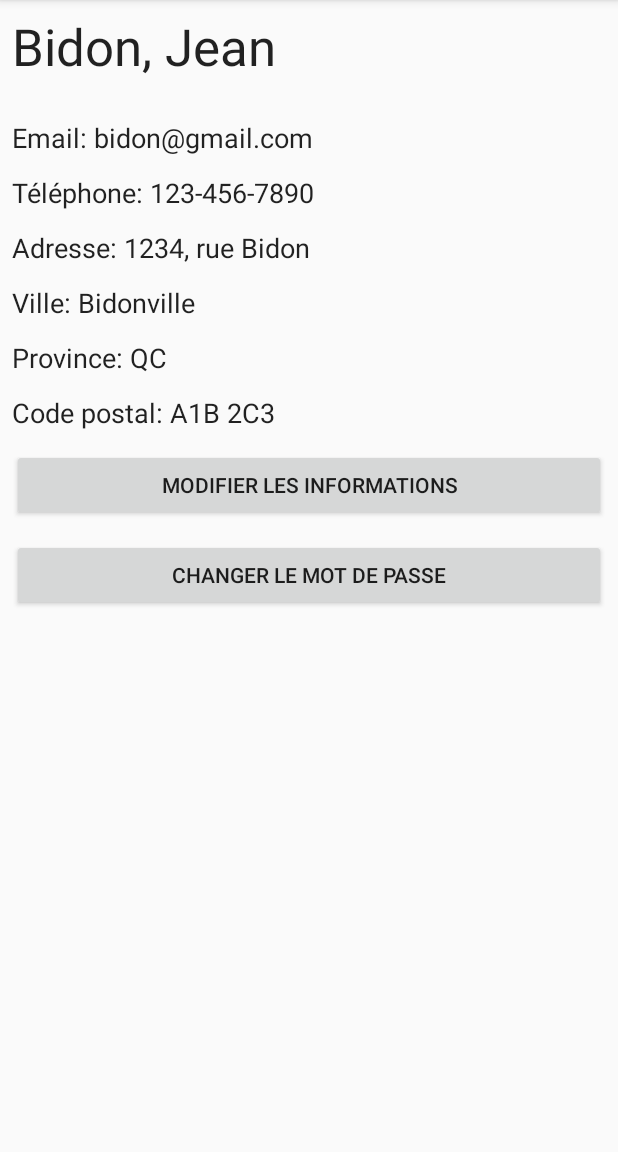
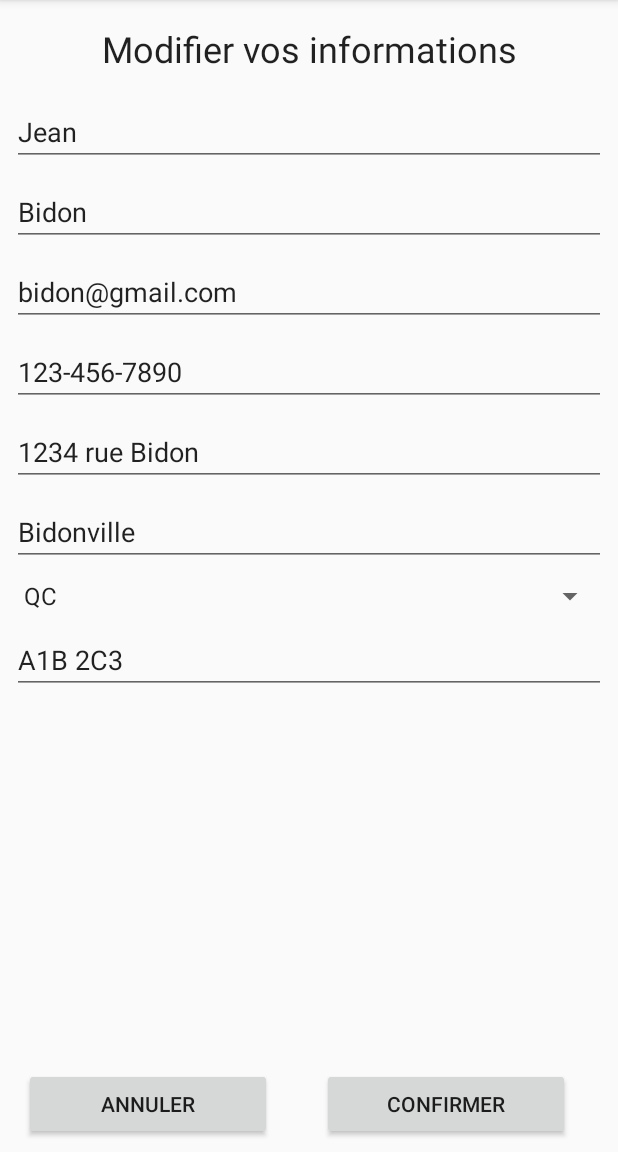
Before and after one commit to Hayen03/Spectacle, an Android app: the fragment ProfilFragment placed in its activity, after a tap on "MODIFIER LES INFORMATIONS", on a phone screen of 412 x 824 dp, the part 84-1236 px from its top. Run offline under Robolectric (Android 15) with nearby library versions, the phone set to English and light mode, and no system bars; 1 statement that could not run was skipped.

Commit message:
Modification information

```diff
--- a/app/src/main/java/hayen/spectacle/activities/CalendrierActivity.java
+++ b/app/src/main/java/hayen/spectacle/activities/CalendrierActivity.java
@@ -22,6 +22,7 @@ import hayen.spectacle.fragments.CalendrierFragment;
 import hayen.spectacle.fragments.ChangerMdpFragment;
 import hayen.spectacle.fragments.FicheFragment;
 import hayen.spectacle.fragments.InfoFragment;
+import hayen.spectacle.fragments.ModifierInfoFragment;
 import hayen.spectacle.fragments.ProfilFragment;
 import hayen.spectacle.fragments.RechercheFragment;
 import hayen.spectacle.fragments.ReservationFragment;
@@ -35,7 +36,8 @@ public class CalendrierActivity
                     ReservationFragment.OnFragmentInteractionListener,
                     NavigationView.OnNavigationItemSelectedListener,
                     ChangerMdpFragment.OnFragmentInteractionListener,
-                    FicheFragment.OnFragmentInteractionListener
+                    FicheFragment.OnFragmentInteractionListener,
+                    ModifierInfoFragment.OnFragmentInteractionListener
 {
 
     private DrawerLayout drawer;
--- /dev/null
+++ b/app/src/main/java/hayen/spectacle/fragments/ModifierInfoFragment.java
@@ -0,0 +1,212 @@
+package hayen.spectacle.fragments;
+
+import android.content.Context;
+import android.content.DialogInterface;
+import android.net.Uri;
+import android.os.Bundle;
+import android.app.Fragment;
+import android.util.Log;
+import android.view.LayoutInflater;
+import android.view.View;
+import android.view.ViewGroup;
+import android.widget.ArrayAdapter;
+import android.widget.Button;
+import android.widget.EditText;
+import android.widget.Spinner;
+
+import hayen.spectacle.R;
+import hayen.spectacle.activities.CalendrierActivity;
+import hayen.spectacle.data.dao.DatabaseHelper;
+import hayen.spectacle.data.data.Adresse;
+import hayen.spectacle.data.data.Utilisateur;
+import hayen.spectacle.util.Constant;
+import hayen.spectacle.util.Util;
+
+/**
+ * A simple {@link Fragment} subclass.
+ * Activities that contain this fragment must implement the
+ * {@link ModifierInfoFragment.OnFragmentInteractionListener} interface
+ * to handle interaction events.
+ * Use the {@link ModifierInfoFragment#newInstance} factory method to
+ * create an instance of this fragment.
+ */
+public class ModifierInfoFragment extends Fragment {
+
+    private OnFragmentInteractionListener mListener;
+
+    private EditText nomET, prenomET, emailET, phoneET, adrET, villeET, codeET;
+    private Spinner provinceSpin;
+
+    public ModifierInfoFragment() {
+        // Required empty public constructor
+    }
+
+    public static ModifierInfoFragment newInstance(){
+        return new ModifierInfoFragment();
+    }
+
+    @Override
+    public void onCreate(Bundle savedInstanceState) {
+        super.onCreate(savedInstanceState);
+    }
+
+    @Override
+    public View onCreateView(LayoutInflater inflater, ViewGroup container, Bundle savedInstanceState) {
+        View view = inflater.inflate(R.layout.fragment_modifier_info, container, false);
+
+        // 1. trouver les champs d'editions
+        nomET = view.findViewById(R.id.nomEditText);
+        prenomET = view.findViewById(R.id.prenomEditText);
+        emailET = view.findViewById(R.id.emailEditText);
+        phoneET = view.findViewById(R.id.phoneEditText);
+        adrET = view.findViewById(R.id.adresseEditText);
+        villeET = view.findViewById(R.id.villeEditText);
+        codeET = view.findViewById(R.id.codeEditText);
+        provinceSpin = view.findViewById(R.id.provinceSpinner);
+
+        // 2. Obtenir l'utilisateur et son adresse
+        final CalendrierActivity activity = (CalendrierActivity) getActivity();
+        final Utilisateur user = activity.getCurrentUser();
+        final Adresse adresse;
+        if (user.getId() >= 0)
+            adresse = DatabaseHelper.getInstance(activity).getAdresseById(user.getAdresseId());
+        else
+            adresse = Adresse.bidon;
+
+        // 3. initialiser les champs
+        nomET.setText(user.getNom());
+        prenomET.setText(user.getPrenom());
+        emailET.setText(user.getCourriel());
+        phoneET.setText(user.getTelephone());
+        adrET.setText(String.format("%d %s", adresse.getNumero(), adresse.getRue()));
+        villeET.setText(adresse.getVille());
+        codeET.setText(adresse.getCodePostal());
+        ArrayAdapter<CharSequence> adapter = ArrayAdapter.createFromResource(activity,
+                R.array.provinces_array, android.R.layout.simple_spinner_item);
+        adapter.setDropDownViewResource(android.R.layout.simple_spinner_dropdown_item);
+        provinceSpin.setAdapter(adapter);
+        provinceSpin.setSelection(adapter.getPosition(adresse.getProvince()));
+
+        // 4. Creer les actions des boutons
+        ((Button) view.findViewById(R.id.annulerButton)).setOnClickListener(new View.OnClickListener() {
+            @Override
+            public void onClick(View v) {
+                activity.restore();
+            }
+        });
+        ((Button) view.findViewById(R.id.confirmerButton)).setOnClickListener(new View.OnClickListener() {
+            @Override
+            public void onClick(View v) {
+                // 4.1 prendre toute les entrees
+                String  nom_str = nomET.getText().toString(),
+                        prenom_str = prenomET.getText().toString(),
+                        email_str = emailET.getText().toString(),
+                        phone_str = phoneET.getText().toString(),
+                        adr_str = adrET.getText().toString(),
+                        ville_str = villeET.getText().toString(),
+                        code_str = codeET.getText().toString(),
+                        province_str = provinceSpin.getSelectedItem().toString();
+
+                // 4.2 Verifier les entrees et retourner un message d'erreur si necessaire
+                // 4.2.1 email dans le bon format (regex trouve sur internet http://emailregex.com
+                if (!email_str.matches("(?:[a-z0-9!#$%&'*+/=?^_`{|}~-]+(?:\\.[a-z0-9!#$%&'*+/=?^_`{|}~-]+)*|\"(?:[\\x01-\\x08\\x0b\\x0c\\x0e-\\x1f\\x21\\x23-\\x5b\\x5d-\\x7f]|\\\\[\\x01-\\x09\\x0b\\x0c\\x0e-\\x7f])*\")@(?:(?:[a-z0-9](?:[a-z0-9-]*[a-z0-9])?\\.)+[a-z0-9](?:[a-z0-9-]*[a-z0-9])?|\\[(?:(?:25[0-5]|2[0-4][0-9]|[01]?[0-9][0-9]?)\\.){3}(?:25[0-5]|2[0-4][0-9]|[01]?[0-9][0-9]?|[a-z0-9-]*[a-z0-9]:(?:[\\x01-\\x08\\x0b\\x0c\\x0e-\\x1f\\x21-\\x5a\\x53-\\x7f]|\\\\[\\x01-\\x09\\x0b\\x0c\\x0e-\\x7f])+)\\])")){
+                    Util.alert(activity, "Oops", "L'adresse couriel entrée est incorecte.", null);
+                    return;
+                }
+                // 4.2.2 telephone dans le bon format (regex trouve a https://www.safaribooksonline.com/library/view/regular-expressions-cookbook/9781449327453/ch04s02.html)
+                if (!phone_str.matches("^\\(?([0-9]{3})\\)?[-.●]?([0-9]{3})[-.●]?([0-9]{4})$")){
+                    Util.alert(activity, "Oops", "Le numéro de téléphone entré est invalide.", null);
+                    return;
+                }
+                // 4.2.3 code postal dans le bon format
+                if (!code_str.matches("^[A-Z]\\d[A-Z] \\d[A-Z]\\d$")){
+                    Util.alert(activity, "Oops", "Le code postal entré est invalide.", null);
+                    return;
+                }
+                // 4.2.n s'assurer qu'aucun champ soit vide
+                for (String str : new String[]{nom_str, prenom_str, adr_str, ville_str}){
+                    if (str.length() == 0){
+                        Util.alert(activity, "Oops", "Veuillez remplir tout les champs.", null);
+                        return;
+                    }
+                }
+                // 4.2.n+1 parse l'adresse civic
+                int num = -1;
+                String rue = "";
+                String[] adr_arr = adr_str.split(" ", 2);
+                try {
+                    num = Integer.parseInt(adr_arr[0]);
+                    rue = adr_arr[1];
+                }
+                catch (NumberFormatException | ArrayIndexOutOfBoundsException e) {
+                    Util.alert(activity, "Oops", "L'adresse entrée est incomplète.", null);
+                    return;
+                }
+
+                // 4.3 modifier les informations
+                user.setCourriel(email_str);
+                user.setLogin(email_str);
+                user.setNom(nom_str);
+                user.setPrenom(prenom_str);
+                user.setTelephone(phone_str);
+                adresse.setCodePostal(code_str);
+                adresse.setNumero(num);
+                adresse.setRue(rue);
+                adresse.setProvince(province_str);
+                adresse.setVille(ville_str);
+
+                // 4.4 commit les modifs a la BD
+                if (Constant.fightLaDB){
+                    DatabaseHelper.getInstance(activity).updateUtilisateur(user);
+                    DatabaseHelper.getInstance(activity).updateAdresse(adresse);
+                }
+
+                // 4.5 retourner au fragment de profil avec un message de succes
+                Util.alert(activity, null, "Vos informations ont été modifiées.", null);
+                activity.restore();
+            }
+        });
+
+        return view;
+    }
+
+    // TODO: Rename method, update argument and hook method into UI event
+    public void onButtonPressed(Uri uri) {
+        if (mListener != null) {
+            mListener.onFragmentInteraction(uri);
+        }
+    }
+
+    @Override
+    public void onAttach(Context context) {
+        super.onAttach(context);
+        if (context instanceof OnFragmentInteractionListener) {
+            mListener = (OnFragmentInteractionListener) context;
+        } else {
+            throw new RuntimeException(context.toString()
+                    + " must implement OnFragmentInteractionListener");
+        }
+    }
+
+    @Override
+    public void onDetach() {
+        super.onDetach();
+        mListener = null;
+    }
+
+    /**
+     * This interface must be implemented by activities that contain this
+     * fragment to allow an interaction in this fragment to be communicated
+     * to the activity and potentially other fragments contained in that
+     * activity.
+     * <p>
+     * See the Android Training lesson <a href=
+     * "http://developer.android.com/training/basics/fragments/communicating.html"
+     * >Communicating with Other Fragments</a> for more information.
+     */
+    public interface OnFragmentInteractionListener {
+        // TODO: Update argument type and name
+        void onFragmentInteraction(Uri uri);
+    }
+
+}
--- a/app/src/main/java/hayen/spectacle/fragments/ProfilFragment.java
+++ b/app/src/main/java/hayen/spectacle/fragments/ProfilFragment.java
@@ -4,6 +4,7 @@ import android.content.Context;
 import android.net.Uri;
 import android.os.Bundle;
 import android.app.Fragment;
+import android.util.Log;
 import android.view.LayoutInflater;
 import android.view.View;
 import android.view.ViewGroup;
@@ -154,7 +155,8 @@ public class ProfilFragment extends Fragment {
     }
 
     public void modifierInfo(View view){
-
+        Log.i("DEBUG", String.format("%s VS %s :=> %b", Fragment.class.getName(), ModifierInfoFragment.class.getName(), Fragment.class.isAssignableFrom(ModifierInfoFragment.class)));
+        ((CalendrierActivity) getActivity()).overrideFragment(ModifierInfoFragment.class);
     }
 
     public void modifierMdp(View view){
--- /dev/null
+++ b/app/src/main/res/layout/fragment_modifier_info.xml
@@ -0,0 +1,165 @@
+<?xml version="1.0" encoding="utf-8"?>
+<android.support.constraint.ConstraintLayout xmlns:android="http://schemas.android.com/apk/res/android"
+    xmlns:app="http://schemas.android.com/apk/res-auto"
+    xmlns:tools="http://schemas.android.com/tools"
+    android:layout_width="match_parent"
+    android:layout_height="match_parent"
+    tools:context=".fragments.ModifierInfoFragment">
+
+    <!-- TODO: Update blank fragment layout -->
+
+    <TextView
+        android:id="@+id/titleTextView"
+        android:layout_width="0dp"
+        android:layout_height="33dp"
+        android:layout_marginEnd="8dp"
+        android:layout_marginStart="8dp"
+        android:layout_marginTop="16dp"
+        android:text="Modifier vos informations"
+        android:textAlignment="center"
+        android:textColor="?android:attr/textColorPrimary"
+        android:textSize="24sp"
+        app:layout_constraintEnd_toEndOf="parent"
+        app:layout_constraintStart_toStartOf="parent"
+        app:layout_constraintTop_toTopOf="parent" />
+
+    <ScrollView
+        android:id="@+id/scrollView2"
+        android:layout_width="0dp"
+        android:layout_height="0dp"
+        android:layout_marginBottom="8dp"
+        android:layout_marginEnd="8dp"
+        android:layout_marginStart="8dp"
+        android:layout_marginTop="8dp"
+        app:layout_constraintBottom_toTopOf="@+id/annulerButton"
+        app:layout_constraintEnd_toEndOf="parent"
+        app:layout_constraintStart_toStartOf="parent"
+        app:layout_constraintTop_toBottomOf="@+id/titleTextView"
+        app:layout_constraintVertical_bias="0.0">
+
+        <LinearLayout
+            android:layout_width="match_parent"
+            android:layout_height="wrap_content"
+            android:orientation="vertical" >
+
+            <Space
+                android:layout_width="match_parent"
+                android:layout_height="8dp" />
+
+            <EditText
+                android:id="@+id/prenomEditText"
+                android:layout_width="match_parent"
+                android:layout_height="wrap_content"
+                android:ems="10"
+                android:hint="Prénom"
+                android:inputType="textPersonName" />
+
+            <Space
+                android:layout_width="match_parent"
+                android:layout_height="8dp" />
+
+            <EditText
+                android:id="@+id/nomEditText"
+                android:layout_width="match_parent"
+                android:layout_height="wrap_content"
+                android:ems="10"
+                android:hint="Nom de famille"
+                android:inputType="textPersonName" />
+
+            <Space
+                android:layout_width="match_parent"
+                android:layout_height="8dp" />
+
+            <EditText
+                android:id="@+id/emailEditText"
+                android:layout_width="match_parent"
+                android:layout_height="wrap_content"
+                android:ems="10"
+                android:hint="Adresse couriel"
+                android:inputType="textEmailAddress" />
+
+            <Space
+                android:layout_width="match_parent"
+                android:layout_height="8dp" />
+
+            <EditText
+                android:id="@+id/phoneEditText"
+                android:layout_width="match_parent"
+                android:layout_height="wrap_content"
+                android:ems="10"
+                android:hint="Numéro de téléphone"
+                android:inputType="phone" />
+
+            <Space
+                android:layout_width="match_parent"
+                android:layout_height="8dp" />
+
+            <EditText
+                android:id="@+id/adresseEditText"
+                android:layout_width="match_parent"
+                android:layout_height="wrap_content"
+                android:ems="10"
+                android:hint="Adresse"
+                android:inputType="textPostalAddress" />
+
+            <Space
+                android:layout_width="match_parent"
+                android:layout_height="8dp" />
+
+            <EditText
+                android:id="@+id/villeEditText"
+                android:layout_width="match_parent"
+                android:layout_height="wrap_content"
+                android:ems="10"
+                android:hint="Ville"
+                android:inputType="textPostalAddress" />
+
+            <Space
+                android:layout_width="match_parent"
+                android:layout_height="8dp" />
+
+            <Spinner
+                android:id="@+id/provinceSpinner"
+                android:layout_width="match_parent"
+                android:layout_height="wrap_content" />
+
+            <Space
+                android:layout_width="match_parent"
+                android:layout_height="8dp" />
+
+            <EditText
+                android:id="@+id/codeEditText"
+                android:layout_width="match_parent"
+                android:layout_height="wrap_content"
+                android:ems="10"
+                android:hint="Code postal"
+                android:inputType="textPostalAddress" />
+
+            <Space
+                android:layout_width="match_parent"
+                android:layout_height="8dp" />
+
+        </LinearLayout>
+    </ScrollView>
+
+    <Button
+        android:id="@+id/annulerButton"
+        android:layout_width="165dp"
+        android:layout_height="wrap_content"
+        android:layout_marginBottom="8dp"
+        android:layout_marginStart="16dp"
+        android:text="Annuler"
+        app:layout_constraintBottom_toBottomOf="parent"
+        app:layout_constraintStart_toStartOf="parent" />
+
+    <Button
+        android:id="@+id/confirmerButton"
+        android:layout_width="165dp"
+        android:layout_height="wrap_content"
+        android:layout_marginEnd="16dp"
+        android:layout_marginStart="17dp"
+        android:text="Confirmer"
+        app:layout_constraintEnd_toEndOf="parent"
+        app:layout_constraintStart_toEndOf="@+id/annulerButton"
+        app:layout_constraintTop_toTopOf="@+id/annulerButton" />
+</android.support.constraint.ConstraintLayout>
```
